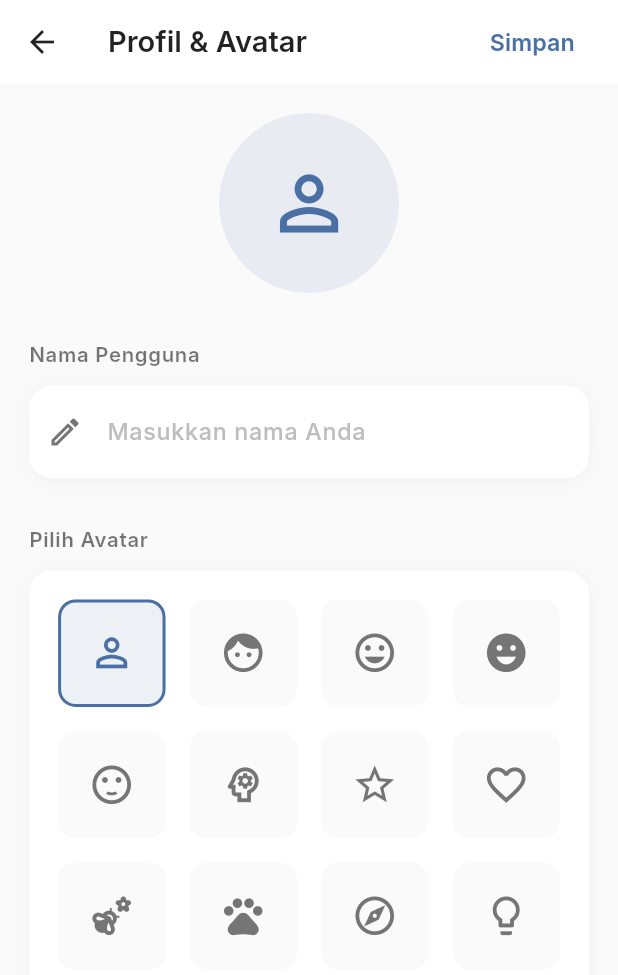
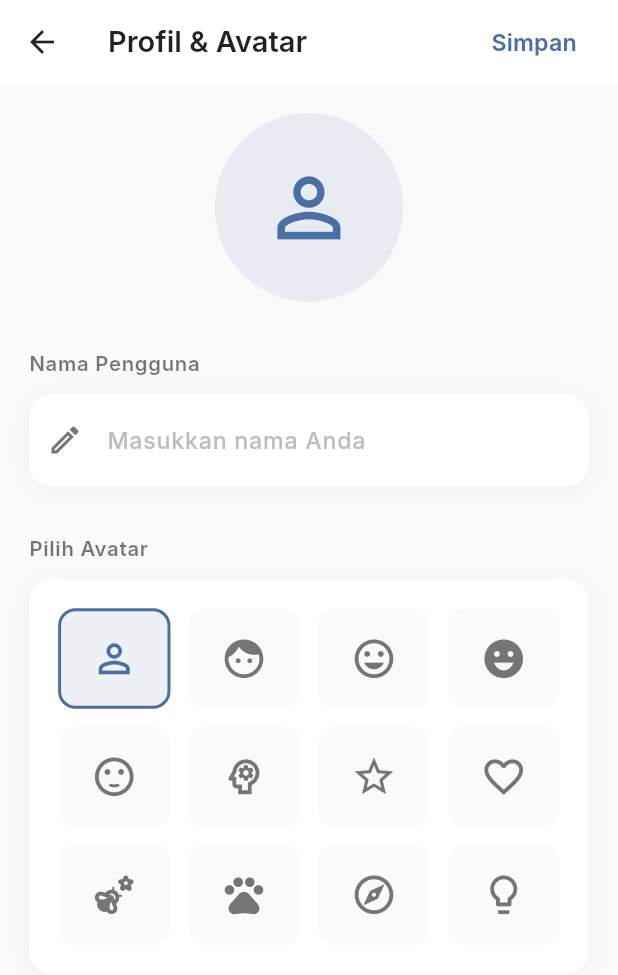
Before and after one commit to MikeNoppo/todolist, a Flutter app: the ProfileScreen screen opened directly, on a phone screen of 412 x 824 dp. Shown: the top 975 px of the screen. Run offline on Flutter 3.47's test engine with Material 3 defaults, Android fonts, the phone set to English and light mode, and no system bars; our stand-ins replace flutter_screenutil, shared_preferences; accounts and stored records are empty; Roboto replaces fonts that are missing (Inter).

Commit message:
refactor(profile): apply AppSizeTokens throughout ProfileScreen and make avatar grid responsive

```diff
--- a/lib/screens/settings/profile_screen.dart
+++ b/lib/screens/settings/profile_screen.dart
@@ -1,6 +1,8 @@
 import 'package:flutter/material.dart';
 import 'package:flutter_screenutil/flutter_screenutil.dart';
 import 'package:flutter/services.dart';
+
+import '../../core/ui/app_size_tokens.dart';
 import '../../repositories/todo_repository.dart';
 import '../../services/app_logger.dart';
 
@@ -146,7 +148,7 @@ class _ProfileScreenState extends State<ProfileScreen> {
         title: Text(
           'Profil & Avatar',
           style: TextStyle(
-            fontSize: 20.sp,
+            fontSize: AppSizeTokens.text20,
             fontWeight: FontWeight.w600,
             color: Colors.black87,
           ),
@@ -156,8 +158,8 @@ class _ProfileScreenState extends State<ProfileScreen> {
             onPressed: _isSaving ? null : _saveProfile,
             child: _isSaving
                 ? SizedBox(
-                    width: 16.w,
-                    height: 16,
+                    width: AppSizeTokens.icon16,
+                    height: AppSizeTokens.icon16,
                     child: CircularProgressIndicator(
                       strokeWidth: 2,
                       color: Color(0xFF4A6FA5),
@@ -166,13 +168,13 @@ class _ProfileScreenState extends State<ProfileScreen> {
                 : Text(
                     'Simpan',
                     style: TextStyle(
-                      fontSize: 16.sp,
+                      fontSize: AppSizeTokens.text16,
                       fontWeight: FontWeight.w600,
                       color: Color(0xFF4A6FA5),
                     ),
                   ),
           ),
-          SizedBox(width: 16.w),
+          SizedBox(width: AppSizeTokens.space16),
         ],
         systemOverlayStyle: SystemUiOverlayStyle.dark,
       ),
@@ -181,13 +183,12 @@ class _ProfileScreenState extends State<ProfileScreen> {
               child: CircularProgressIndicator(color: Color(0xFF4A6FA5)),
             )
           : ListView(
-              padding: EdgeInsets.all(20.r),
+              padding: EdgeInsets.all(AppSizeTokens.cardPadding),
               children: [
-                // Current Avatar Preview
                 Center(
                   child: Container(
-                    width: 120,
-                    height: 120,
+                    width: 120.w,
+                    height: 120.w,
                     decoration: BoxDecoration(
                       color: const Color(0xFF4A6FA5).withValues(alpha: 0.1),
                       shape: BoxShape.circle,
@@ -198,20 +199,19 @@ class _ProfileScreenState extends State<ProfileScreen> {
                         orElse: () => _avatarOptions[0],
                       )['icon'],
                       color: const Color(0xFF4A6FA5),
-                      size: 60.sp,
+                      size: 60.w,
                     ),
                   ),
                 ),
 
-                SizedBox(height: 32.h),
+                SizedBox(height: AppSizeTokens.space32),
 
-                // Name Input
                 _buildSectionHeader('Nama Pengguna'),
-                SizedBox(height: 12.h),
+                SizedBox(height: AppSizeTokens.space12),
                 Container(
                   decoration: BoxDecoration(
                     color: Colors.white,
-                    borderRadius: BorderRadius.circular(16.r),
+                    borderRadius: BorderRadius.circular(AppSizeTokens.radius16),
                     boxShadow: [
                       BoxShadow(
                         color: Colors.black.withValues(alpha: 0.04),
@@ -230,31 +230,32 @@ class _ProfileScreenState extends State<ProfileScreen> {
                         color: Colors.grey[600],
                       ),
                       border: OutlineInputBorder(
-                        borderRadius: BorderRadius.circular(16.r),
+                        borderRadius: BorderRadius.circular(
+                          AppSizeTokens.radius16,
+                        ),
                         borderSide: BorderSide.none,
                       ),
                       filled: true,
                       fillColor: Colors.white,
-                      contentPadding: EdgeInsets.all(20.r),
+                      contentPadding: EdgeInsets.all(AppSizeTokens.cardPadding),
                     ),
                     style: TextStyle(
-                      fontSize: 16.sp,
+                      fontSize: AppSizeTokens.text16,
                       fontWeight: FontWeight.w500,
                       color: Colors.black87,
                     ),
                   ),
                 ),
 
-                SizedBox(height: 32.h),
+                SizedBox(height: AppSizeTokens.space32),
 
-                // Avatar Selection
                 _buildSectionHeader('Pilih Avatar'),
-                SizedBox(height: 12.h),
+                SizedBox(height: AppSizeTokens.space12),
                 Container(
-                  padding: EdgeInsets.all(20.r),
+                  padding: EdgeInsets.all(AppSizeTokens.cardPadding),
                   decoration: BoxDecoration(
                     color: Colors.white,
-                    borderRadius: BorderRadius.circular(16.r),
+                    borderRadius: BorderRadius.circular(AppSizeTokens.radius16),
                     boxShadow: [
                       BoxShadow(
                         color: Colors.black.withValues(alpha: 0.04),
@@ -263,13 +264,24 @@ class _ProfileScreenState extends State<ProfileScreen> {
                       ),
                     ],
                   ),
-                  child: GridView.builder(
+                  child: LayoutBuilder(
+                    builder: (context, constraints) {
+                      final minTileWidth = 64.w;
+                      final crossAxisSpacing = AppSizeTokens.space12;
+                      var crossAxisCount =
+                          ((constraints.maxWidth + crossAxisSpacing) /
+                                  (minTileWidth + crossAxisSpacing))
+                              .floor();
+                      crossAxisCount = crossAxisCount.clamp(3, 5);
+
+                      return GridView.builder(
                         shrinkWrap: true,
                         physics: const NeverScrollableScrollPhysics(),
                         gridDelegate: SliverGridDelegateWithFixedCrossAxisCount(
-                      crossAxisCount: 4,
-                      crossAxisSpacing: 16,
-                      mainAxisSpacing: 16,
+                          crossAxisCount: crossAxisCount,
+                          crossAxisSpacing: crossAxisSpacing,
+                          mainAxisSpacing: AppSizeTokens.space12,
+                          mainAxisExtent: 64.w,
                         ),
                         itemCount: _avatarOptions.length,
                         itemBuilder: (context, index) {
@@ -286,9 +298,13 @@ class _ProfileScreenState extends State<ProfileScreen> {
                             child: Container(
                               decoration: BoxDecoration(
                                 color: isSelected
-                                ? const Color(0xFF4A6FA5).withValues(alpha: 0.1)
+                                    ? const Color(
+                                        0xFF4A6FA5,
+                                      ).withValues(alpha: 0.1)
                                     : Colors.grey[50],
-                            borderRadius: BorderRadius.circular(12.r),
+                                borderRadius: BorderRadius.circular(
+                                  AppSizeTokens.radius12,
+                                ),
                                 border: isSelected
                                     ? Border.all(
                                         color: const Color(0xFF4A6FA5),
@@ -306,6 +322,8 @@ class _ProfileScreenState extends State<ProfileScreen> {
                             ),
                           );
                         },
+                      );
+                    },
                   ),
                 ),
               ],
@@ -317,7 +335,7 @@ class _ProfileScreenState extends State<ProfileScreen> {
     return Text(
       title,
       style: TextStyle(
-        fontSize: 14.sp,
+        fontSize: AppSizeTokens.text14,
         fontWeight: FontWeight.w600,
         color: Colors.black54,
         letterSpacing: 0.5.sp,
```
Lines whose indentation alone changed are shown as unchanged.
